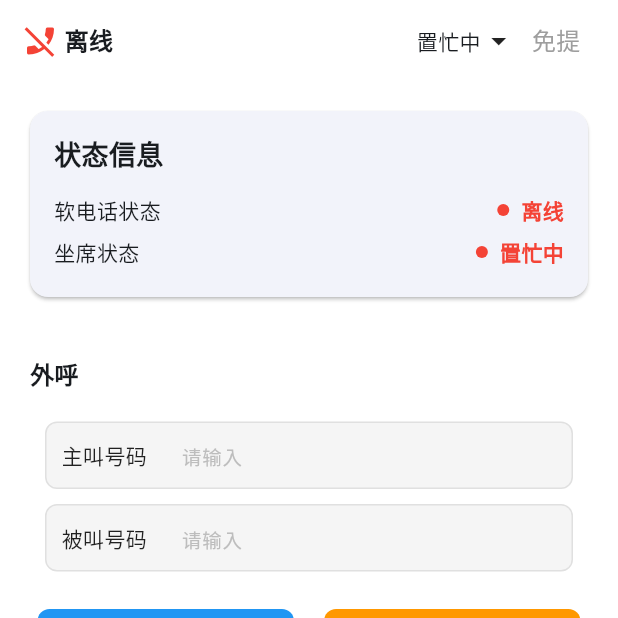
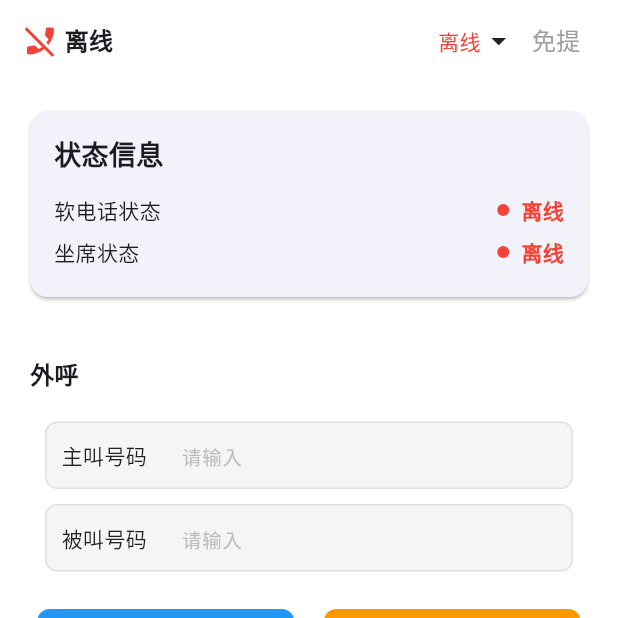
Before and after one commit to XYRZX/quanyu_flutter, a Flutter app: the HomePage screen opened directly, on a phone screen of 412 x 824 dp, the top half of it. Run offline on Flutter 3.47's test engine with Material 3 defaults, Android fonts, the phone set to English and light mode, and no system bars; our stand-ins replace plugin_platform_interface, shared_preferences; accounts and stored records are empty.

Commit message:
Update home_page.dart

```diff
--- a/example/lib/pages/home_page.dart
+++ b/example/lib/pages/home_page.dart
@@ -1102,15 +1102,15 @@ class _HomePageState extends State<HomePage> {
           ),
           // 坐席状态下拉菜单
           GestureDetector(
-            onTap: _showStateSelectionDialog,
+            onTap: _isSoftPhoneOnline ? _showStateSelectionDialog : null,
             child: Row(
               children: [
                 Text(
-                  (!(_isSoftPhoneOnline && _agentState == 1) &&
-                          _dropDownText == "空闲")
-                      ? "离线"
-                      : _dropDownText,
-                  style: const TextStyle(fontSize: 14),
+                  _isSoftPhoneOnline ? _dropDownText : "离线",
+                  style: TextStyle(
+                    fontSize: 14,
+                    color: _isSoftPhoneOnline ? null : Colors.red,
+                  ),
                 ),
                 const Icon(Icons.arrow_drop_down),
               ],
@@ -1154,8 +1154,8 @@ class _HomePageState extends State<HomePage> {
             ),
             const SizedBox(height: 10),
             _buildStatusRow('软电话状态', _softPhoneStatus, _isSoftPhoneOnline),
-            _buildStatusRow(
-                '坐席状态', _dropDownText, _isSoftPhoneOnline && _agentState == 1),
+            _buildStatusRow('坐席状态', _isSoftPhoneOnline ? _dropDownText : '离线',
+                _isSoftPhoneOnline && _agentState == 1),
           ],
         ),
       ),
```
